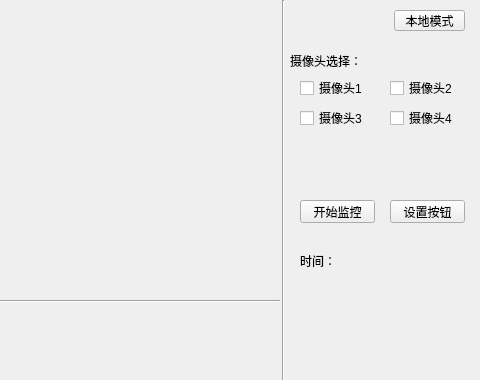
First picture: the form in RealTimeAbstract_Qt/RealTimeAbstract_Qt/RealTimeAbstract_Qt/mainwindow.ui, repository ronnyMakhuddin/motion-detect-tiqu, before the edit; both pictures show x 520 to 1000 and y 0 to 380 of the 1000 by 600 pixel window.
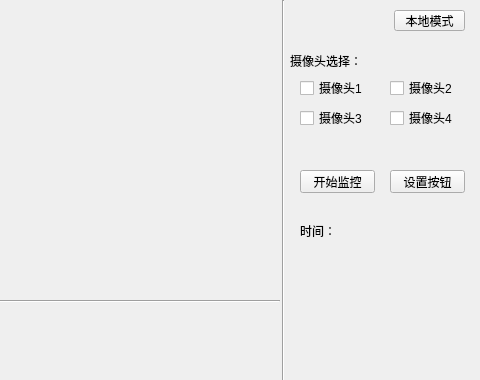
Second picture: the form after the edit. Icons and pictures are not drawn.

The edit to the form file:
```diff
--- a/RealTimeAbstract_Qt/RealTimeAbstract_Qt/RealTimeAbstract_Qt/mainwindow.ui
+++ b/RealTimeAbstract_Qt/RealTimeAbstract_Qt/RealTimeAbstract_Qt/mainwindow.ui
@@ -185,7 +185,7 @@
    <property name="geometry">
     <rect>
      <x>910</x>
-     <y>200</y>
+     <y>170</y>
      <width>75</width>
      <height>23</height>
     </rect>
@@ -211,7 +211,7 @@
    <property name="geometry">
     <rect>
      <x>820</x>
-     <y>200</y>
+     <y>170</y>
      <width>75</width>
      <height>23</height>
     </rect>
@@ -224,7 +224,7 @@
    <property name="geometry">
     <rect>
      <x>820</x>
-     <y>250</y>
+     <y>220</y>
      <width>161</width>
      <height>21</height>
     </rect>
```
Left out of the diff: 8 changed lines with no effect on the pictures.
